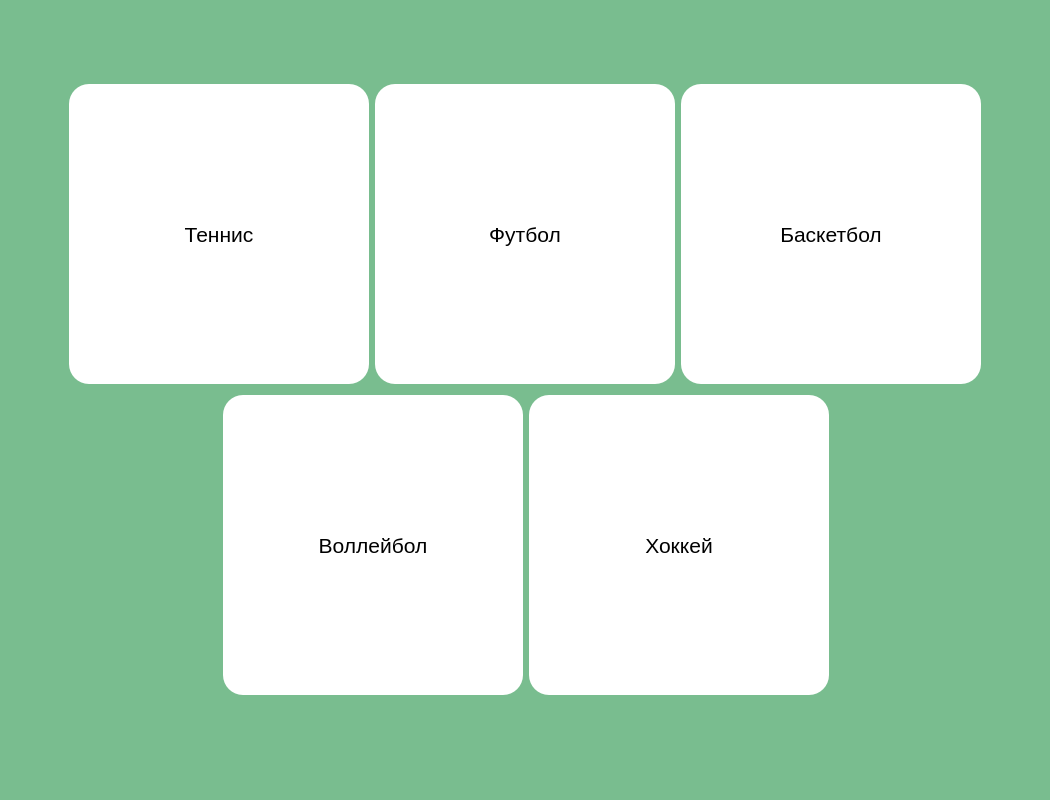
The window that qt_app/user_interfaces/sports_5.ui (Nikilireous/PolySport) describes before a commit, drawn with Qt 5.
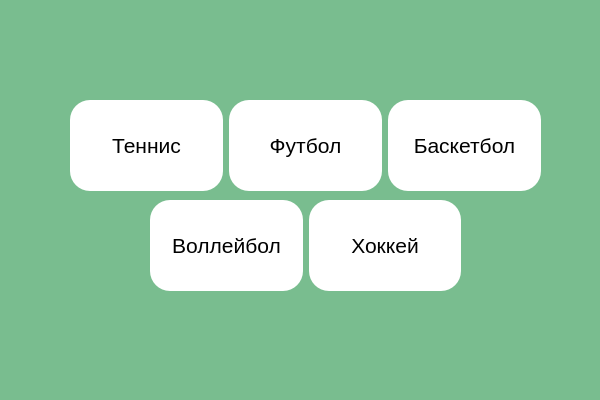
The same window after the commit.

Commit message: refactor: change buttons and window sizes

Diff of the .ui file:
```diff
--- a/qt_app/user_interfaces/sports_5.ui
+++ b/qt_app/user_interfaces/sports_5.ui
@@ -6,8 +6,8 @@
    <rect>
     <x>0</x>
     <y>0</y>
-    <width>1050</width>
-    <height>800</height>
+    <width>600</width>
+    <height>400</height>
    </rect>
   </property>
   <property name="windowTitle">
@@ -20,26 +20,13 @@
    <widget class="QWidget" name="horizontalLayoutWidget">
     <property name="geometry">
      <rect>
-      <x>-1</x>
-      <y>79</y>
-      <width>1051</width>
-      <height>311</height>
+      <x>70</x>
+      <y>100</y>
+      <width>471</width>
+      <height>91</height>
      </rect>
     </property>
     <layout class="QHBoxLayout" name="horizontalLayout">
-     <item>
-      <spacer name="horizontalSpacer_3">
-       <property name="orientation">
-        <enum>Qt::Horizontal</enum>
-       </property>
-       <property name="sizeHint" stdset="0">
-        <size>
-         <width>40</width>
-         <height>20</height>
-        </size>
-       </property>
-      </spacer>
-     </item>
      <item>
       <widget class="QPushButton" name="Tennis">
        <property name="sizePolicy">
@@ -50,8 +37,8 @@
        </property>
        <property name="minimumSize">
         <size>
-         <width>300</width>
-         <height>300</height>
+         <width>50</width>
+         <height>50</height>
         </size>
        </property>
        <property name="maximumSize">
@@ -78,8 +65,8 @@
       <widget class="QPushButton" name="Football">
        <property name="minimumSize">
         <size>
-         <width>300</width>
-         <height>300</height>
+         <width>50</width>
+         <height>50</height>
         </size>
        </property>
        <property name="maximumSize">
@@ -106,8 +93,8 @@
       <widget class="QPushButton" name="Bascketball">
        <property name="minimumSize">
         <size>
-         <width>300</width>
-         <height>300</height>
+         <width>50</width>
+         <height>50</height>
         </size>
        </property>
        <property name="maximumSize">
@@ -130,50 +117,24 @@
        </property>
       </widget>
      </item>
-     <item>
-      <spacer name="horizontalSpacer_4">
-       <property name="orientation">
-        <enum>Qt::Horizontal</enum>
-       </property>
-       <property name="sizeHint" stdset="0">
-        <size>
-         <width>40</width>
-         <height>20</height>
-        </size>
-       </property>
-      </spacer>
-     </item>
     </layout>
    </widget>
    <widget class="QWidget" name="horizontalLayoutWidget_2">
     <property name="geometry">
      <rect>
-      <x>0</x>
-      <y>390</y>
-      <width>1051</width>
-      <height>311</height>
+      <x>150</x>
+      <y>200</y>
+      <width>311</width>
+      <height>91</height>
      </rect>
     </property>
     <layout class="QHBoxLayout" name="horizontalLayout_2">
-     <item>
-      <spacer name="horizontalSpacer">
-       <property name="orientation">
-        <enum>Qt::Horizontal</enum>
-       </property>
-       <property name="sizeHint" stdset="0">
-        <size>
-         <width>40</width>
-         <height>20</height>
-        </size>
-       </property>
-      </spacer>
-     </item>
      <item>
       <widget class="QPushButton" name="Volleyball">
        <property name="minimumSize">
         <size>
-         <width>300</width>
-         <height>300</height>
+         <width>50</width>
+         <height>50</height>
         </size>
        </property>
        <property name="maximumSize">
@@ -201,8 +162,8 @@
       <widget class="QPushButton" name="Hockey">
        <property name="minimumSize">
         <size>
-         <width>300</width>
-         <height>300</height>
+         <width>50</width>
+         <height>50</height>
         </size>
        </property>
        <property name="maximumSize">
@@ -225,19 +186,6 @@
        </property>
       </widget>
      </item>
-     <item>
-      <spacer name="horizontalSpacer_2">
-       <property name="orientation">
-        <enum>Qt::Horizontal</enum>
-       </property>
-       <property name="sizeHint" stdset="0">
-        <size>
-         <width>40</width>
-         <height>20</height>
-        </size>
-       </property>
-      </spacer>
-     </item>
     </layout>
    </widget>
   </widget>
```
The commit also changes 1 other file.
